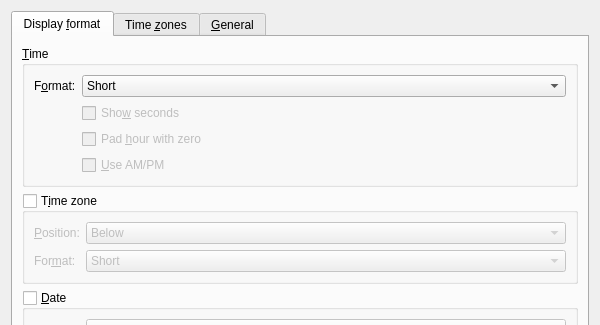
The window that plugin-worldclock/lxqtworldclockconfiguration.ui (lxqt/lxqt-panel) describes before a commit, drawn with Qt 5; both pictures show x 0 to 600 and y 0 to 325 of the 600 by 686 pixel window.
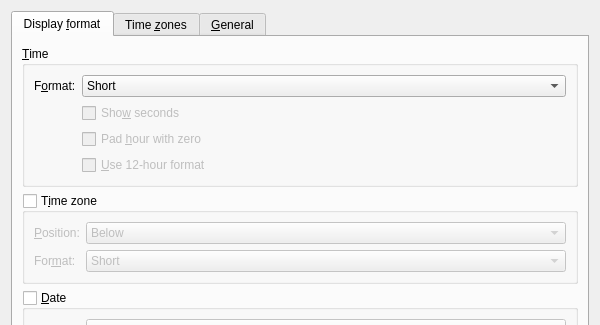
The same window after the commit.

Commit message: Rename some text. See lxde/lxqt#416

```diff
--- a/plugin-worldclock/lxqtworldclockconfiguration.ui
+++ b/plugin-worldclock/lxqtworldclockconfiguration.ui
@@ -100,7 +100,7 @@
              <item>
               <widget class="QCheckBox" name="timeAMPMCB">
                <property name="text">
-                <string>&amp;Use AM/PM</string>
+                <string>&amp;Use 12-hour format</string>
                </property>
               </widget>
              </item>
```
Left out of the diff: 2 changed lines with no effect on the pictures.
